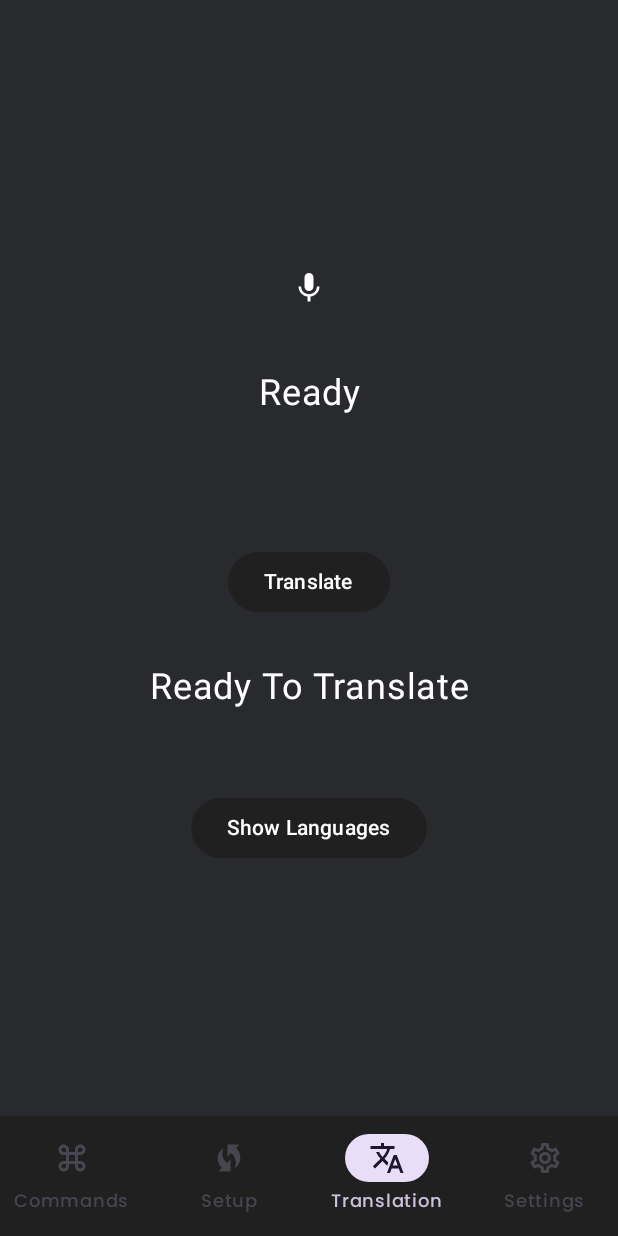
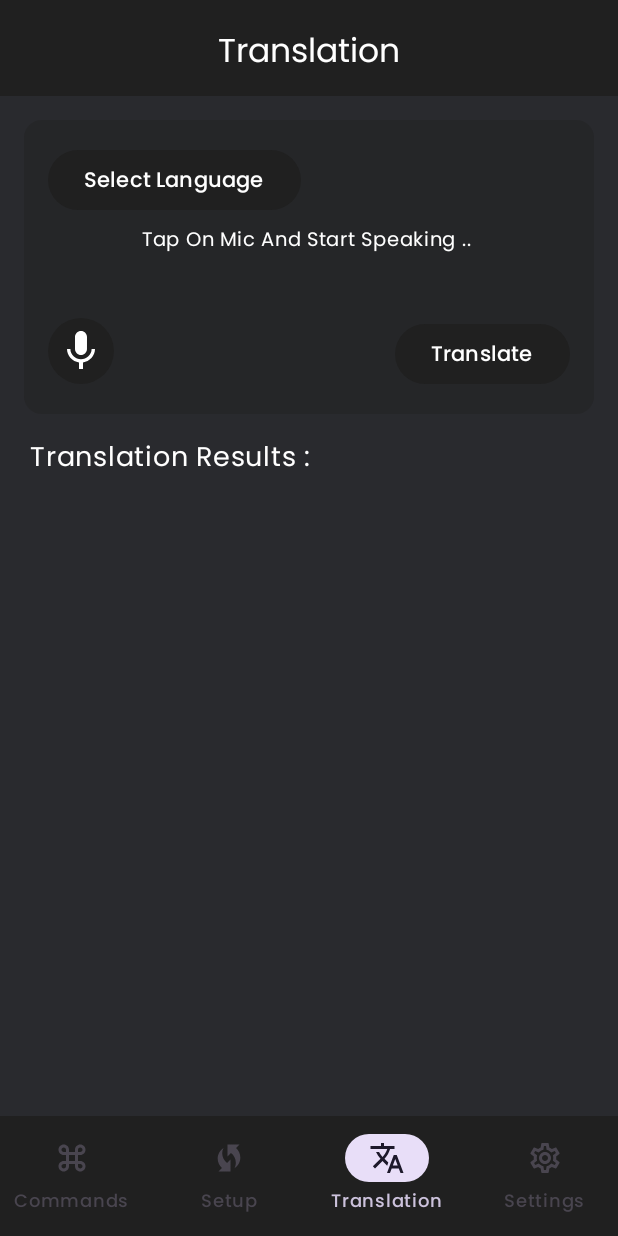
Before and after one commit to Abdelrahman-SW/Alexa-App, an Android app built with Jetpack Compose: the TranslationScreen screen opened through its navigation route, on a phone screen of 412 x 824 dp. Run offline under Robolectric (Android 15) with nearby library versions, the phone set to English and light mode, and no system bars; our stand-ins replace Dagger/Hilt's generated code; libraries missing offline, so code that uses them is left out: com.google.mlkit.common, com.google.mlkit.nl, net.gotev.speech; 43 statements that could not run were skipped.

Commit message:
Enhance Translation Screen UI/UX

```diff
--- a/app/src/main/java/com/beapps/alexaappjetpackcomposeversion/speechAndTranslation/domain/Translator.kt
+++ b/app/src/main/java/com/beapps/alexaappjetpackcomposeversion/speechAndTranslation/domain/Translator.kt
@@ -1,7 +1,5 @@
 package com.beapps.alexaappjetpackcomposeversion.speechAndTranslation.domain
 
-import com.beapps.alexaappjetpackcomposeversion.speechAndTranslation.domain.SupportedLanguages
-import com.beapps.alexaappjetpackcomposeversion.speechAndTranslation.domain.TranslateResult
 import kotlinx.coroutines.flow.Flow
 
 interface Translator {
--- a/app/src/main/java/com/beapps/alexaappjetpackcomposeversion/speechAndTranslation/presentation/TranslationScreen.kt
+++ b/app/src/main/java/com/beapps/alexaappjetpackcomposeversion/speechAndTranslation/presentation/TranslationScreen.kt
@@ -1,120 +1,223 @@
 package com.beapps.alexaappjetpackcomposeversion.speechAndTranslation.presentation
 
+import android.Manifest
+import android.util.Log
 import android.widget.Toast
 import androidx.activity.compose.rememberLauncherForActivityResult
 import androidx.activity.result.contract.ActivityResultContracts
+import androidx.compose.foundation.background
+import androidx.compose.foundation.clickable
 import androidx.compose.foundation.layout.Arrangement
+import androidx.compose.foundation.layout.Box
 import androidx.compose.foundation.layout.Column
+import androidx.compose.foundation.layout.Row
 import androidx.compose.foundation.layout.Spacer
 import androidx.compose.foundation.layout.fillMaxSize
+import androidx.compose.foundation.layout.fillMaxWidth
 import androidx.compose.foundation.layout.height
+import androidx.compose.foundation.layout.heightIn
+import androidx.compose.foundation.layout.padding
+import androidx.compose.foundation.layout.size
+import androidx.compose.foundation.lazy.LazyColumn
+import androidx.compose.foundation.lazy.items
+import androidx.compose.foundation.rememberScrollState
+import androidx.compose.foundation.shape.CircleShape
+import androidx.compose.foundation.verticalScroll
 import androidx.compose.material.icons.Icons
 import androidx.compose.material.icons.filled.Mic
 import androidx.compose.material.icons.filled.StopCircle
 import androidx.compose.material3.Button
+import androidx.compose.material3.Card
+import androidx.compose.material3.CardDefaults
+import androidx.compose.material3.CenterAlignedTopAppBar
+import androidx.compose.material3.ExperimentalMaterial3Api
 import androidx.compose.material3.Icon
-import androidx.compose.material3.IconButton
+import androidx.compose.material3.Scaffold
 import androidx.compose.material3.Text
+import androidx.compose.material3.TopAppBarDefaults
 import androidx.compose.runtime.Composable
 import androidx.compose.runtime.LaunchedEffect
-import androidx.compose.ui.Alignment
 import androidx.compose.ui.Modifier
+import androidx.compose.ui.draw.clip
+import androidx.compose.ui.graphics.Color
 import androidx.compose.ui.platform.LocalContext
 import androidx.compose.ui.text.style.TextAlign
 import androidx.compose.ui.unit.dp
 import androidx.compose.ui.unit.sp
 import androidx.hilt.navigation.compose.hiltViewModel
 import com.beapps.alexaappjetpackcomposeversion.core.domin.isDeviceConnectedToWifi
+import com.beapps.alexaappjetpackcomposeversion.core.domin.shareText
+import com.beapps.alexaappjetpackcomposeversion.core.presentation.poppinsFontFamily
 import com.beapps.alexaappjetpackcomposeversion.speechAndTranslation.domain.TranslationErrors
 import com.beapps.alexaappjetpackcomposeversion.speechAndTranslation.domain.languages
 import com.beapps.alexaappjetpackcomposeversion.speechAndTranslation.presentation.components.LanguageDialog
+import com.beapps.alexaappjetpackcomposeversion.speechAndTranslation.presentation.components.TranslationResultItem
+import com.beapps.alexaappjetpackcomposeversion.ui.theme.mainComponentColor
+import com.beapps.alexaappjetpackcomposeversion.ui.theme.mainComponentColor35Alpha
 
+@OptIn(ExperimentalMaterial3Api::class)
 @Composable
 fun TranslationScreen(modifier: Modifier = Modifier) {
+
     val translationViewModel = hiltViewModel<TranslationViewModel>()
     val screenState = translationViewModel.screenState
     val context = LocalContext.current
+
     val permLauncher = rememberLauncherForActivityResult(
         contract = ActivityResultContracts.RequestPermission(),
         onResult = {
             translationViewModel.handleAudioPermResult(it)
         }
     )
+
     LaunchedEffect(key1 = true) {
-        permLauncher.launch(android.Manifest.permission.RECORD_AUDIO)
+        permLauncher.launch(Manifest.permission.RECORD_AUDIO)
     }
 
     LaunchedEffect(key1 = screenState.isRecordAudioPermGranted) {
         if (screenState.isRecordAudioPermGranted) translationViewModel.init()
     }
+
+
+    Scaffold(modifier = modifier
+        .fillMaxSize(),
+        topBar = {
+            CenterAlignedTopAppBar(
+                title = {
+                    Text(
+                        text = "Translation",
+                        color = Color.White,
+                        fontFamily = poppinsFontFamily,
+                        modifier = Modifier.padding(top = 4.dp)
+                    )
+                },
+                colors = TopAppBarDefaults.topAppBarColors(containerColor = mainComponentColor),
+            )
+        }
+    )
+    { padding ->
+
         Column(
-        modifier = Modifier.fillMaxSize(),
-        verticalArrangement = Arrangement.Center,
-        horizontalAlignment = Alignment.CenterHorizontally
+            modifier = Modifier
+                .fillMaxSize()
+                .padding(padding)
+                .padding(16.dp)
         ) {
-        IconButton(onClick = {
+            Card(
+                modifier = Modifier
+                    .fillMaxWidth(),
+                colors = CardDefaults.cardColors(containerColor = mainComponentColor35Alpha)
+            ) {
+                Column(modifier = Modifier.padding(16.dp)) {
+                    Button(
+                        onClick = {
+                            translationViewModel.onLanguageBtnClicked()
+                        }, enabled = screenState.speechRecognizerState
+                                !is SpeechRecognizerState.Listening
+                    ) {
+                        Text(
+                            text = screenState.selectedLanguage?.name ?: "Select Language",
+                            fontFamily = poppinsFontFamily
+                        )
+                    }
+
+                    Spacer(modifier = Modifier.height(4.dp))
+
+                    Text(
+                        text = when (val state = screenState.speechRecognizerState) {
+                            is SpeechRecognizerState.Error -> state.error.name
+                            SpeechRecognizerState.Listening -> "Listening . . ."
+                            SpeechRecognizerState.Ready -> "Tap On Mic And Start Speaking .. "
+                        },
+                        modifier = Modifier.fillMaxWidth(),
+                        textAlign = TextAlign.Center,
+                        fontSize = 13.sp,
+                        fontFamily = poppinsFontFamily
+                    )
+
+                    Spacer(modifier = Modifier.height(8.dp))
+
+                    Column(
+                        Modifier
+                            .verticalScroll(rememberScrollState())
+                            .heightIn(max = 100.dp)
+                    ) {
+                        Text(
+                            modifier = Modifier.fillMaxWidth(),
+                            text = screenState.speechRecognizerResult,
+                            fontSize = 22.sp,
+                            textAlign = TextAlign.Center,
+                            fontFamily = poppinsFontFamily,
+                        )
+                    }
+
+                    Row(
+                        modifier = Modifier
+                            .fillMaxWidth()
+                            .padding(top = 8.dp),
+                        horizontalArrangement = Arrangement.SpaceBetween
+                    ) {
+                        Box(modifier = Modifier
+                            .clip(CircleShape)
+                            .background(mainComponentColor)
+                            .clickable {
                                 if (screenState.isRecordAudioPermGranted) {
                                     if (screenState.selectedLanguage != null)
                                         translationViewModel.onMicClicked()
                                     else {
-                    Toast.makeText(context, "Please Select Language First", Toast.LENGTH_SHORT)
+                                        Toast
+                                            .makeText(
+                                                context,
+                                                "Please Select Language First",
+                                                Toast.LENGTH_SHORT
+                                            )
                                             .show()
                                     }
                                 } else {
-                permLauncher.launch(android.Manifest.permission.RECORD_AUDIO)
+                                    permLauncher.launch(Manifest.permission.RECORD_AUDIO)
                                 }
-        }) {
+                            }
+                            .padding(6.dp)) {
                             Icon(
-                imageVector = when (val state = screenState.speechRecognizerState) {
+                                imageVector = when (screenState.speechRecognizerState) {
                                     is SpeechRecognizerState.Error -> Icons.Default.Mic
                                     SpeechRecognizerState.Listening -> Icons.Default.StopCircle
                                     SpeechRecognizerState.Ready -> Icons.Default.Mic
-                }, contentDescription = "Record"
+                                }, contentDescription = "Record",
+                                Modifier.size(32.dp)
                             )
                         }
 
-
-
-        Spacer(modifier = Modifier.height(32.dp))
-
-
-        Text(
-            text = when (val state = screenState.speechRecognizerState) {
-                is SpeechRecognizerState.Error -> state.error.name
-                SpeechRecognizerState.Listening -> "Listening"
-                SpeechRecognizerState.Ready -> "Ready"
-            },
-            fontSize = 24.sp,
-            textAlign = TextAlign.Center
-        )
-
-
-        Spacer(modifier = Modifier.height(32.dp))
-
-
-        Text(
-            text = screenState.speechRecognizerResult,
-            fontSize = 24.sp,
-            textAlign = TextAlign.Center
-        )
-
-        Spacer(modifier = Modifier.height(32.dp))
-
-
-
-        Button(onClick = {
+                        Button(
+                            onClick = {
                                 if (screenState.speechRecognizerResult.isNotEmpty()) {
                                     translationViewModel.onTranslateBtnClicked()
                                 } else {
-                Toast.makeText(context, "Please Speak First", Toast.LENGTH_SHORT).show()
+                                    Toast.makeText(
+                                        context,
+                                        "Please Speak First",
+                                        Toast.LENGTH_SHORT
+                                    )
+                                        .show()
                                 }
-        }) {
-            Text(text = "Translate")
+                            }, enabled = screenState.speechRecognizerState
+                                    !is SpeechRecognizerState.Listening
+                        ) {
+                            Text(text = "Translate", fontFamily = poppinsFontFamily)
+                        }
                     }
 
-        Spacer(modifier = Modifier.height(32.dp))
+
+                }
+            }
+
+            Spacer(modifier = Modifier.height(16.dp))
+
+            if (screenState.translationState != TranslationState.Ready) {
 
                 Text(
+                    modifier = Modifier.fillMaxWidth(),
+                    textAlign = TextAlign.Center,
                     text = when (val state = screenState.translationState) {
                         is TranslationState.Error -> when (state.error) {
                             TranslationErrors.EmptyResult -> "Empty Result"
@@ -126,33 +229,47 @@ fun TranslationScreen(modifier: Modifier = Modifier) {
                                 }
                             }
 
-                    is TranslationErrors.Others -> state.error.e.message ?: "No message"
+                            is TranslationErrors.Others -> state.error.e.message ?: "Undefined Error"
                         }
 
-                TranslationState.Ready -> "Ready To Translate"
+                        TranslationState.Ready -> ""
                         TranslationState.Translating -> "Translating ..."
                     },
-            fontSize = 24.sp,
-            textAlign = TextAlign.Center
+                    fontSize = 14.sp,
+                    fontFamily = poppinsFontFamily
                 )
 
-        Spacer(modifier = Modifier.height(32.dp))
+                Spacer(modifier = Modifier.height(8.dp))
+
+            }
 
             Text(
-            text = screenState.translationResult,
-            fontSize = 24.sp,
-            textAlign = TextAlign.Center
+                modifier = Modifier.padding(start = 4.dp),
+                text = "Translation Results :",
+                fontSize = 18.sp,
+                fontFamily = poppinsFontFamily
             )
 
+            Spacer(modifier = Modifier.height(16.dp))
 
-        Button(
-            onClick = {
-                translationViewModel.onLanguageBtnClicked()
-            }, enabled = screenState.speechRecognizerState
-                    !is SpeechRecognizerState.Listening
-        ) {
-            Text(text = screenState.selectedLanguage?.name ?: "Show Languages")
+            LazyColumn {
+                items(screenState.translationResults) {
+                    TranslationResultItem(
+                        translateResult = it,
+                        onItemClicked = { text ->
+                            translationViewModel.onTranslateResultItemClicked(text)
+                        },
+                        onShareClick = { text2 ->
+                            context.shareText(text2)
                         }
+                    )
+
+                    Spacer(modifier = Modifier.height(12.dp))
+                }
+            }
+
+        }
+
 
         if (screenState.openLanguageDialog) {
             LanguageDialog(
@@ -167,6 +284,5 @@ fun TranslationScreen(modifier: Modifier = Modifier) {
             )
         }
 
-
     }
 }
--- a/app/src/main/java/com/beapps/alexaappjetpackcomposeversion/speechAndTranslation/presentation/TranslationScreenState.kt
+++ b/app/src/main/java/com/beapps/alexaappjetpackcomposeversion/speechAndTranslation/presentation/TranslationScreenState.kt
@@ -6,10 +6,10 @@ import com.beapps.alexaappjetpackcomposeversion.speechAndTranslation.domain.Supp
 import com.beapps.alexaappjetpackcomposeversion.speechAndTranslation.domain.TranslationErrors
 
 data class TranslationScreenState(
+    val translationResults : List<String> = emptyList(),
     val openLanguageDialog : Boolean = false,
     val isRecordAudioPermGranted : Boolean = false,
     val speechRecognizerResult: String = "",
-    val translationResult: String = "",
     val selectedLanguage : SupportedLanguages? = null,
     val speechRecognizerState: SpeechRecognizerState = SpeechRecognizerState.Ready,
     val translationState: TranslationState = TranslationState.Ready
```
Also changed, not shown: app/src/main/java/com/beapps/alexaappjetpackcomposeversion/speechAndTranslation/presentation/TranslationViewModel.kt (+10 -7 lines), app/src/main/java/com/beapps/alexaappjetpackcomposeversion/speechAndTranslation/presentation/components/TranslationResultItem.kt (added, +58 -0 lines). Lines whose indentation alone changed are shown as unchanged.
